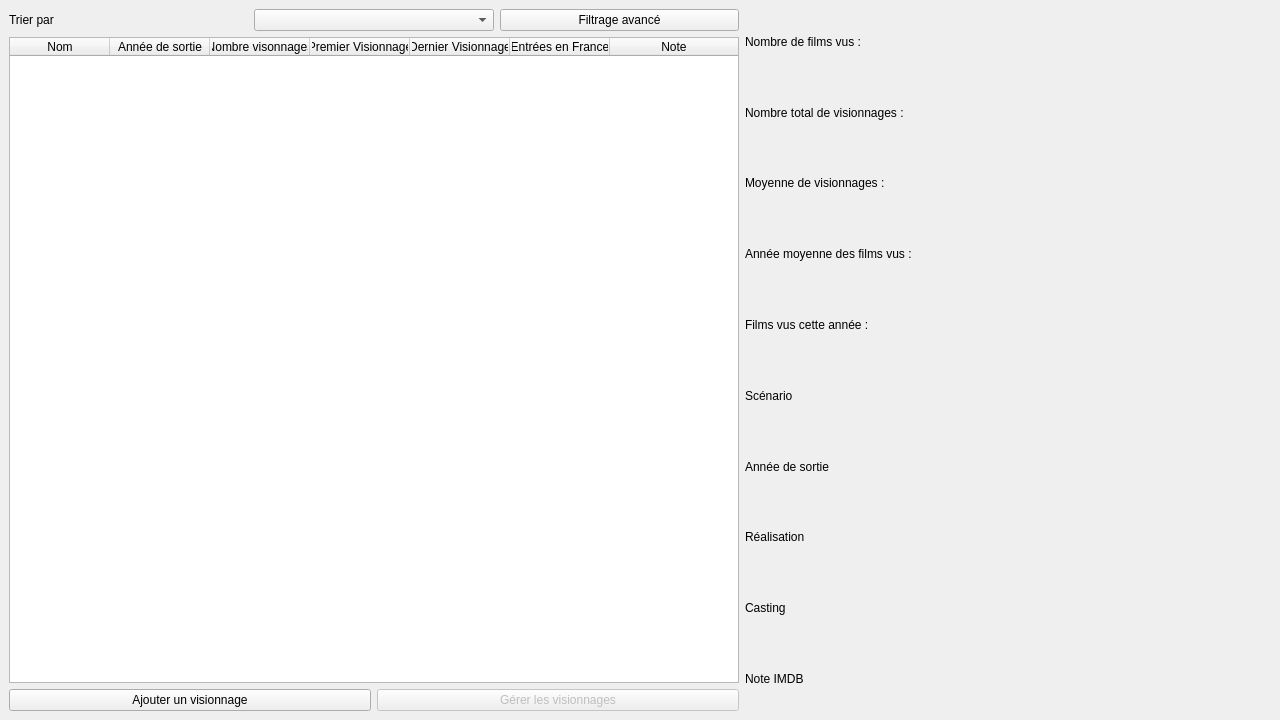
This is MainWindow.ui in AmbreM71/MovieManager as Qt 5 draws it before an edit. The edited form follows.
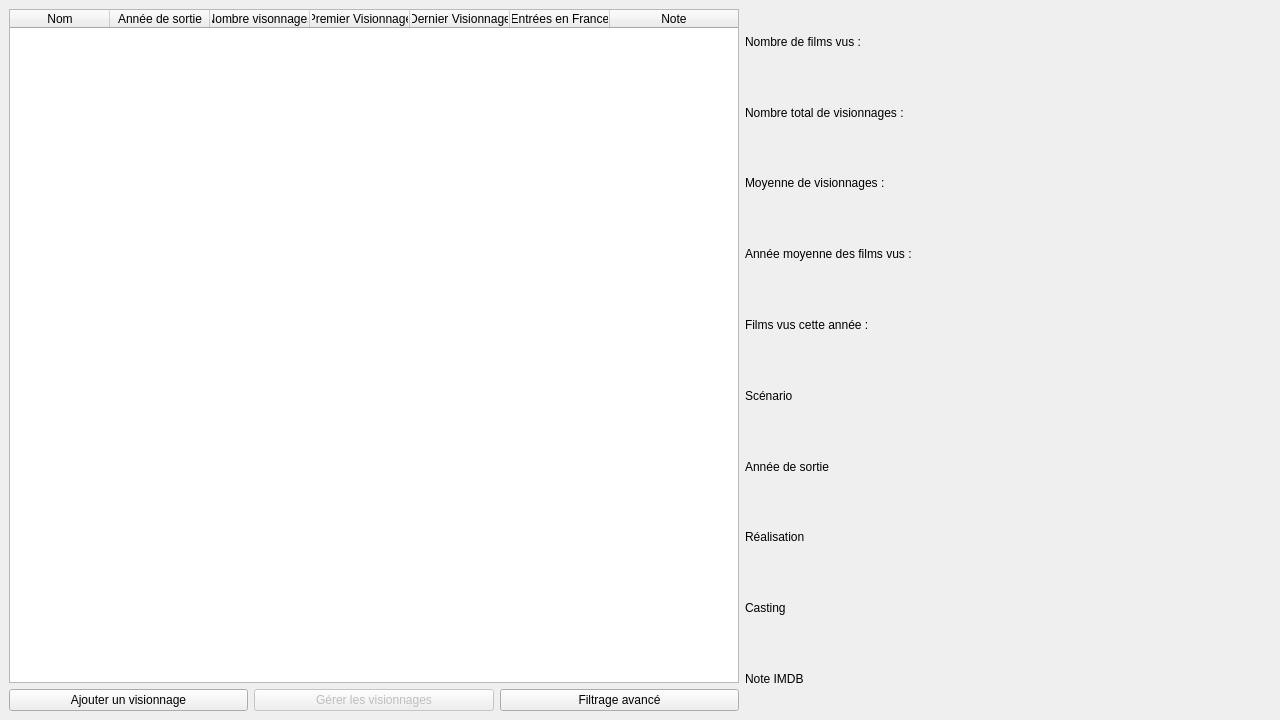
This is the edited form.

Commit message: Remove sort input

Patch:
```diff
--- a/MainWindow.ui
+++ b/MainWindow.ui
@@ -26,27 +26,6 @@
    <layout class="QHBoxLayout" name="horizontalLayout">
     <item>
      <layout class="QVBoxLayout" name="MoviesLayout">
-      <item>
-       <layout class="QGridLayout" name="MoviesFilterLayout">
-        <item row="0" column="2">
-         <widget class="QPushButton" name="AdvancedSearchButton">
-          <property name="text">
-           <string>Filtrage avancé</string>
-          </property>
-         </widget>
-        </item>
-        <item row="0" column="0">
-         <widget class="QLabel" name="SortLabel">
-          <property name="text">
-           <string>Trier par</string>
-          </property>
-         </widget>
-        </item>
-        <item row="0" column="1">
-         <widget class="QComboBox" name="SortComboBox"/>
-        </item>
-       </layout>
-      </item>
       <item>
        <widget class="QTableWidget" name="MoviesListWidget">
         <property name="sizePolicy">
@@ -179,6 +158,13 @@
             </property>
            </widget>
           </item>
+          <item>
+           <widget class="QPushButton" name="AdvancedSearchButton">
+            <property name="text">
+             <string>Filtrage avancé</string>
+            </property>
+           </widget>
+          </item>
          </layout>
         </item>
        </layout>
```
